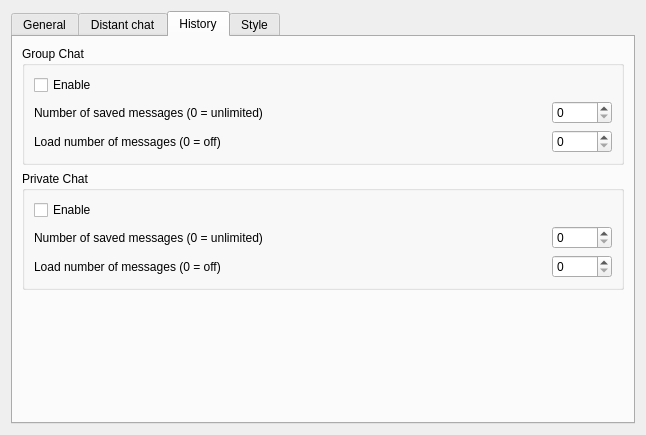
This is retroshare-gui/src/gui/settings/ChatPage.ui in RetroShare/RetroShare as Qt 5 draws it before an edit. The edited form follows.
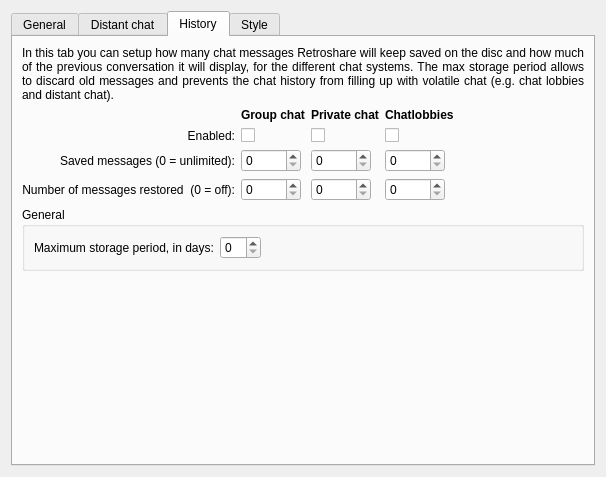
This is the edited form. The open tabs and pages were chosen to show the change.

Commit message: - added history parameters for chat lobbies - added max storage time for items in chat history. Avoids filling up the history with chat from volatile peers. - worked out the layout in config->ChatPage in a more compact design and added help - set the max size of chat messages to 6000 bytes instead of 2000 which was a bit too low - default max number of lobby messages saved in each lobby is 20. Avoids flooding for peers who havn't configured it yet.

```diff
--- a/retroshare-gui/src/gui/settings/ChatPage.ui
+++ b/retroshare-gui/src/gui/settings/ChatPage.ui
@@ -6,12 +6,12 @@
    <rect>
     <x>0</x>
     <y>0</y>
-    <width>646</width>
-    <height>412</height>
+    <width>606</width>
+    <height>477</height>
    </rect>
   </property>
   <layout class="QGridLayout" name="gridLayout_2">
-   <item row="0" column="0">
+   <item row="3" column="0">
     <widget class="QTabWidget" name="tabWidget">
      <property name="currentIndex">
       <number>0</number>
@@ -420,28 +420,115 @@
       </attribute>
       <layout class="QVBoxLayout" name="verticalLayout">
        <item>
-        <widget class="QGroupBox" name="publicChat">
-         <property name="title">
-          <string>Group Chat</string>
+        <widget class="QLabel" name="label_8">
+         <property name="sizePolicy">
+          <sizepolicy hsizetype="Preferred" vsizetype="Minimum">
+           <horstretch>0</horstretch>
+           <verstretch>0</verstretch>
+          </sizepolicy>
          </property>
-         <layout class="QGridLayout" name="gridLayout_3">
-          <item row="0" column="0">
-           <widget class="QCheckBox" name="publicChatEnable">
             <property name="text">
-             <string>Enable</string>
+          <string>&lt;html&gt;&lt;head/&gt;&lt;body&gt;&lt;p align=&quot;justify&quot;&gt;In this tab you can setup how many chat messages Retroshare will keep saved on the disc and how much of the previous conversation it will display, for the different chat systems. The max storage period allows to discard old messages and prevents the chat history from filling up with volatile chat (e.g. chat lobbies and distant chat).&lt;/p&gt;&lt;/body&gt;&lt;/html&gt;</string>
+         </property>
+         <property name="textFormat">
+          <enum>Qt::RichText</enum>
+         </property>
+         <property name="scaledContents">
+          <bool>true</bool>
+         </property>
+         <property name="wordWrap">
+          <bool>true</bool>
             </property>
            </widget>
           </item>
-          <item row="1" column="0">
+       <item>
+        <layout class="QHBoxLayout" name="horizontalLayout_6">
+         <item>
            <layout class="QGridLayout" name="gridLayout">
-            <item row="0" column="0">
+           <item row="0" column="1">
+            <widget class="QLabel" name="label_4">
+             <property name="font">
+              <font>
+               <weight>75</weight>
+               <bold>true</bold>
+              </font>
+             </property>
+             <property name="text">
+              <string>Group chat</string>
+             </property>
+            </widget>
+           </item>
+           <item row="0" column="2">
+            <widget class="QLabel" name="label_5">
+             <property name="font">
+              <font>
+               <weight>75</weight>
+               <bold>true</bold>
+              </font>
+             </property>
+             <property name="text">
+              <string>Private chat</string>
+             </property>
+            </widget>
+           </item>
+           <item row="0" column="3">
+            <widget class="QLabel" name="label_6">
+             <property name="font">
+              <font>
+               <weight>75</weight>
+               <bold>true</bold>
+              </font>
+             </property>
+             <property name="text">
+              <string>Chatlobbies</string>
+             </property>
+            </widget>
+           </item>
+           <item row="1" column="0">
+            <widget class="QLabel" name="label_7">
+             <property name="layoutDirection">
+              <enum>Qt::LeftToRight</enum>
+             </property>
+             <property name="text">
+              <string>Enabled:</string>
+             </property>
+             <property name="alignment">
+              <set>Qt::AlignRight|Qt::AlignTrailing|Qt::AlignVCenter</set>
+             </property>
+            </widget>
+           </item>
+           <item row="1" column="1">
+            <widget class="QCheckBox" name="publicChatEnable">
+             <property name="text">
+              <string/>
+             </property>
+            </widget>
+           </item>
+           <item row="1" column="2">
+            <widget class="QCheckBox" name="privateChatEnable">
+             <property name="text">
+              <string/>
+             </property>
+            </widget>
+           </item>
+           <item row="1" column="3">
+            <widget class="QCheckBox" name="lobbyChatEnable">
+             <property name="text">
+              <string/>
+             </property>
+            </widget>
+           </item>
+           <item row="2" column="0">
              <widget class="QLabel" name="label1">
               <property name="text">
-               <string>Number of saved messages (0 = unlimited)</string>
+              <string>Saved messages (0 = unlimited):</string>
+             </property>
+             <property name="alignment">
+              <set>Qt::AlignRight|Qt::AlignTrailing|Qt::AlignVCenter</set>
               </property>
              </widget>
             </item>
-            <item row="0" column="1">
+           <item row="2" column="1">
              <widget class="QSpinBox" name="publicChatSaveCount">
               <property name="maximumSize">
                <size>
@@ -460,54 +547,7 @@
               </property>
              </widget>
             </item>
-            <item row="1" column="1">
-             <widget class="QSpinBox" name="publicChatLoadCount">
-              <property name="maximumSize">
-               <size>
-                <width>60</width>
-                <height>16777215</height>
-               </size>
-              </property>
-              <property name="maximum">
-               <number>20</number>
-              </property>
-             </widget>
-            </item>
-            <item row="1" column="0">
-             <widget class="QLabel" name="label2">
-              <property name="text">
-               <string>Load number of messages (0 = off)</string>
-              </property>
-             </widget>
-            </item>
-           </layout>
-          </item>
-         </layout>
-        </widget>
-       </item>
-       <item>
-        <widget class="QGroupBox" name="privateChat">
-         <property name="title">
-          <string>Private Chat</string>
-         </property>
-         <layout class="QGridLayout" name="gridLayout_5">
-          <item row="0" column="0">
-           <widget class="QCheckBox" name="privateChatEnable">
-            <property name="text">
-             <string>Enable</string>
-            </property>
-           </widget>
-          </item>
-          <item row="1" column="0">
-           <layout class="QGridLayout" name="gridLayout_6">
-            <item row="0" column="0">
-             <widget class="QLabel" name="label3">
-              <property name="text">
-               <string>Number of saved messages (0 = unlimited)</string>
-              </property>
-             </widget>
-            </item>
-            <item row="0" column="1">
+           <item row="2" column="2">
              <widget class="QSpinBox" name="privateChatSaveCount">
               <property name="maximumSize">
                <size>
@@ -526,7 +566,49 @@
               </property>
              </widget>
             </item>
-            <item row="1" column="1">
+           <item row="2" column="3">
+            <widget class="QSpinBox" name="lobbyChatSaveCount">
+             <property name="maximumSize">
+              <size>
+               <width>60</width>
+               <height>16777215</height>
+              </size>
+             </property>
+             <property name="suffix">
+              <string/>
+             </property>
+             <property name="prefix">
+              <string/>
+             </property>
+             <property name="maximum">
+              <number>1000000000</number>
+             </property>
+            </widget>
+           </item>
+           <item row="3" column="0">
+            <widget class="QLabel" name="label2">
+             <property name="text">
+              <string>Number of messages restored  (0 = off):</string>
+             </property>
+             <property name="alignment">
+              <set>Qt::AlignRight|Qt::AlignTrailing|Qt::AlignVCenter</set>
+             </property>
+            </widget>
+           </item>
+           <item row="3" column="1">
+            <widget class="QSpinBox" name="publicChatLoadCount">
+             <property name="maximumSize">
+              <size>
+               <width>60</width>
+               <height>16777215</height>
+              </size>
+             </property>
+             <property name="maximum">
+              <number>20</number>
+             </property>
+            </widget>
+           </item>
+           <item row="3" column="2">
              <widget class="QSpinBox" name="privateChatLoadCount">
               <property name="maximumSize">
                <size>
@@ -539,13 +621,67 @@
               </property>
              </widget>
             </item>
-            <item row="1" column="0">
-             <widget class="QLabel" name="label4">
+           <item row="3" column="3">
+            <widget class="QSpinBox" name="lobbyChatLoadCount">
+             <property name="maximumSize">
+              <size>
+               <width>60</width>
+               <height>16777215</height>
+              </size>
+             </property>
+             <property name="maximum">
+              <number>20</number>
+             </property>
+            </widget>
+           </item>
+          </layout>
+         </item>
+         <item>
+          <spacer name="horizontalSpacer_4">
+           <property name="orientation">
+            <enum>Qt::Horizontal</enum>
+           </property>
+           <property name="sizeHint" stdset="0">
+            <size>
+             <width>40</width>
+             <height>20</height>
+            </size>
+           </property>
+          </spacer>
+         </item>
+        </layout>
+       </item>
+       <item>
+        <widget class="QGroupBox" name="groupBox_5">
+         <property name="title">
+          <string>General</string>
+         </property>
+         <layout class="QVBoxLayout" name="verticalLayout_8">
+          <item>
+           <layout class="QHBoxLayout" name="horizontalLayout_5">
+            <item>
+             <widget class="QLabel" name="label_3">
               <property name="text">
-               <string>Load number of messages (0 = off)</string>
+               <string>Maximum storage period, in days:</string>
               </property>
              </widget>
             </item>
+            <item>
+             <widget class="QSpinBox" name="max_storage_period"/>
+            </item>
+            <item>
+             <spacer name="horizontalSpacer_3">
+              <property name="orientation">
+               <enum>Qt::Horizontal</enum>
+              </property>
+              <property name="sizeHint" stdset="0">
+               <size>
+                <width>40</width>
+                <height>20</height>
+               </size>
+              </property>
+             </spacer>
+            </item>
            </layout>
           </item>
          </layout>
@@ -558,8 +694,8 @@
          </property>
          <property name="sizeHint" stdset="0">
           <size>
-           <width>176</width>
-           <height>480</height>
+           <width>20</width>
+           <height>40</height>
           </size>
          </property>
         </spacer>
```
Left out of the diff: 4 changed lines with no effect on the pictures. Lines whose indentation alone changed are shown as unchanged. The commit also changes 10 other files.
